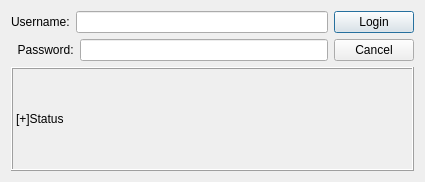
bkinney91/InventoryManagement, file InventoryManagement/loginDialog.ui: the form before one commit.
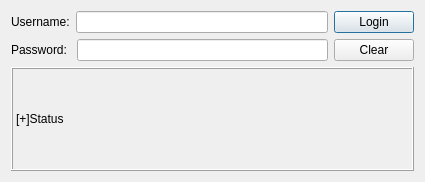
The form after the commit.

Patch:
```diff
--- a/InventoryManagement/loginDialog.ui
+++ b/InventoryManagement/loginDialog.ui
@@ -15,8 +15,6 @@
   </property>
   <layout class="QGridLayout" name="gridLayout">
    <item row="0" column="0">
-    <layout class="QHBoxLayout" name="horizontalLayout_3">
-     <item>
       <layout class="QVBoxLayout" name="verticalLayout">
        <item>
         <layout class="QHBoxLayout" name="horizontalLayout">
@@ -41,7 +39,7 @@
          <item>
           <widget class="QLabel" name="passwordLabel">
            <property name="text">
-            <string>  Password:</string>
+          <string>Password: </string>
            </property>
           </widget>
          </item>
@@ -59,7 +57,7 @@
        </item>
       </layout>
      </item>
-     <item>
+   <item row="0" column="1">
       <layout class="QVBoxLayout" name="verticalLayout_2">
        <item>
         <widget class="QPushButton" name="loginButton">
@@ -71,15 +69,13 @@
        <item>
         <widget class="QPushButton" name="cancelButton">
          <property name="text">
-          <string>Cancel</string>
+        <string>Clear</string>
          </property>
         </widget>
        </item>
       </layout>
      </item>
-    </layout>
-   </item>
-   <item row="1" column="0">
+   <item row="1" column="0" colspan="2">
     <widget class="QLabel" name="loginResult">
      <property name="frameShape">
       <enum>QFrame::Box</enum>
```
Lines whose indentation alone changed are shown as unchanged.
